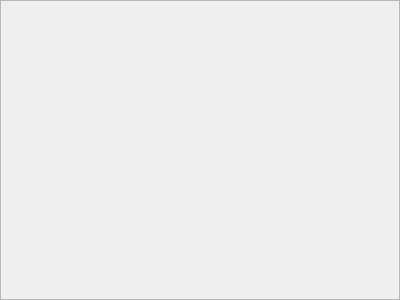
Old version of the form pmp_player.ui in the repository elPoublo256/PMP_Play_WClient.
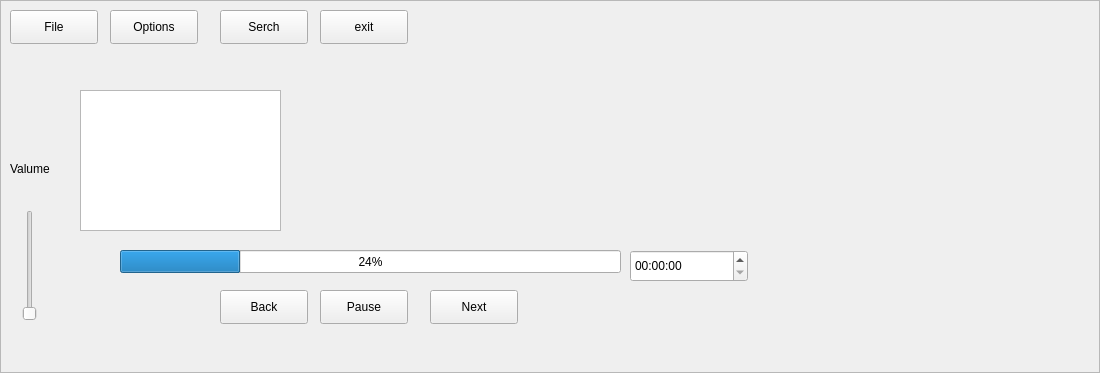
New version of the form.

Diff of the .ui file:
```diff
--- a/pmp_player.ui
+++ b/pmp_player.ui
@@ -9,8 +9,8 @@
    <rect>
     <x>0</x>
     <y>0</y>
-    <width>400</width>
-    <height>300</height>
+    <width>1100</width>
+    <height>373</height>
    </rect>
   </property>
   <property name="frameShape">
@@ -19,5 +19,161 @@
   <property name="windowTitle">
    <string>Frame</string>
   </property>
+  <property name="frameShape">
+   <enum>QFrame::StyledPanel</enum>
+  </property>
+  <property name="frameShadow">
+   <enum>QFrame::Raised</enum>
+  </property>
+  <widget class="QSlider" name="verticalSlider">
+   <property name="geometry">
+    <rect>
+     <x>20</x>
+     <y>210</y>
+     <width>20</width>
+     <height>111</height>
+    </rect>
+   </property>
+   <property name="orientation">
+    <enum>Qt::Vertical</enum>
+   </property>
+  </widget>
+  <widget class="QProgressBar" name="progressBar">
+   <property name="geometry">
+    <rect>
+     <x>120</x>
+     <y>250</y>
+     <width>501</width>
+     <height>23</height>
+    </rect>
+   </property>
+   <property name="value">
+    <number>24</number>
+   </property>
+  </widget>
+  <widget class="QTimeEdit" name="timeEdit">
+   <property name="geometry">
+    <rect>
+     <x>630</x>
+     <y>250</y>
+     <width>118</width>
+     <height>32</height>
+    </rect>
+   </property>
+  </widget>
+  <widget class="QPushButton" name="FilepushButton">
+   <property name="geometry">
+    <rect>
+     <x>10</x>
+     <y>10</y>
+     <width>88</width>
+     <height>34</height>
+    </rect>
+   </property>
+   <property name="text">
+    <string>File</string>
+   </property>
+  </widget>
+  <widget class="QPushButton" name="OptionspushButton_2">
+   <property name="geometry">
+    <rect>
+     <x>110</x>
+     <y>10</y>
+     <width>88</width>
+     <height>34</height>
+    </rect>
+   </property>
+   <property name="text">
+    <string>Options</string>
+   </property>
+  </widget>
+  <widget class="QPushButton" name="SearchpushButton_3">
+   <property name="geometry">
+    <rect>
+     <x>220</x>
+     <y>10</y>
+     <width>88</width>
+     <height>34</height>
+    </rect>
+   </property>
+   <property name="text">
+    <string>Serch</string>
+   </property>
+  </widget>
+  <widget class="QPushButton" name="ExitpushButton_4">
+   <property name="geometry">
+    <rect>
+     <x>320</x>
+     <y>10</y>
+     <width>88</width>
+     <height>34</height>
+    </rect>
+   </property>
+   <property name="text">
+    <string>exit</string>
+   </property>
+  </widget>
+  <widget class="QGraphicsView" name="graphicsView">
+   <property name="geometry">
+    <rect>
+     <x>80</x>
+     <y>90</y>
+     <width>201</width>
+     <height>141</height>
+    </rect>
+   </property>
+  </widget>
+  <widget class="QPushButton" name="BackpushButton_5">
+   <property name="geometry">
+    <rect>
+     <x>220</x>
+     <y>290</y>
+     <width>88</width>
+     <height>34</height>
+    </rect>
+   </property>
+   <property name="text">
+    <string>Back</string>
+   </property>
+  </widget>
+  <widget class="QPushButton" name="PausepushButton_6">
+   <property name="geometry">
+    <rect>
+     <x>320</x>
+     <y>290</y>
+     <width>88</width>
+     <height>34</height>
+    </rect>
+   </property>
+   <property name="text">
+    <string>Pause</string>
+   </property>
+  </widget>
+  <widget class="QPushButton" name="NextpushButton_8">
+   <property name="geometry">
+    <rect>
+     <x>430</x>
+     <y>290</y>
+     <width>88</width>
+     <height>34</height>
+    </rect>
+   </property>
+   <property name="text">
+    <string>Next</string>
+   </property>
+  </widget>
+  <widget class="QLabel" name="label">
+   <property name="geometry">
+    <rect>
+     <x>10</x>
+     <y>160</y>
+     <width>59</width>
+     <height>18</height>
+    </rect>
+   </property>
+   <property name="text">
+    <string>Valume</string>
+   </property>
+  </widget>
  </widget>
 </ui>
```
Left out of the diff: 12 changed lines with no effect on the pictures.
